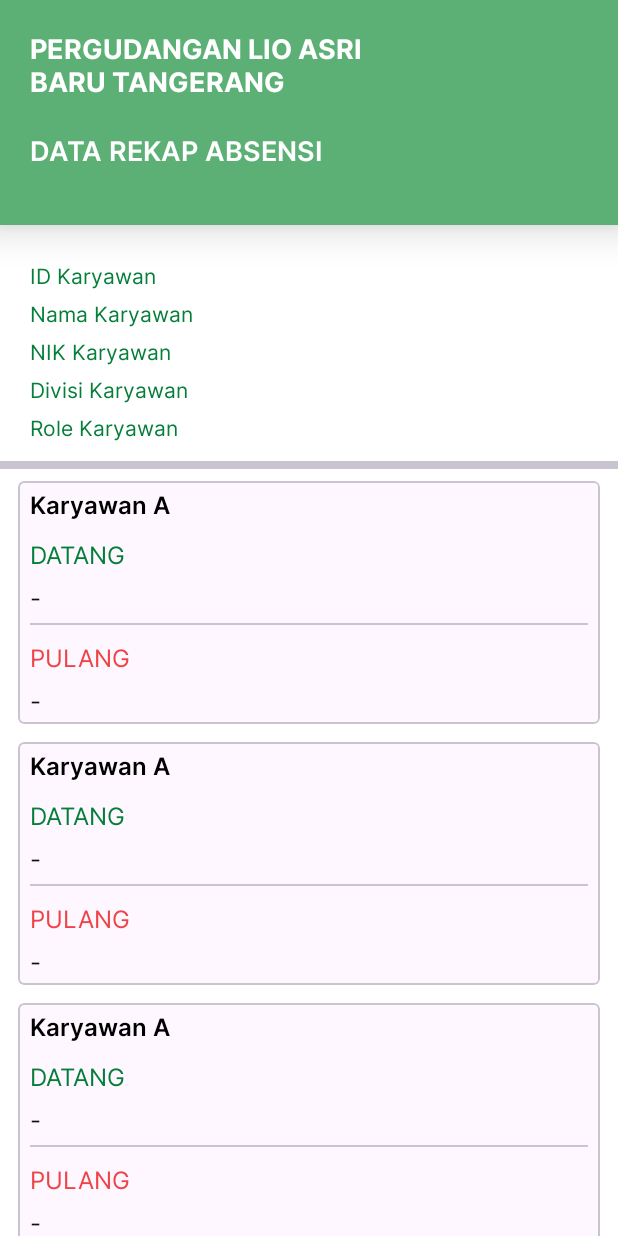
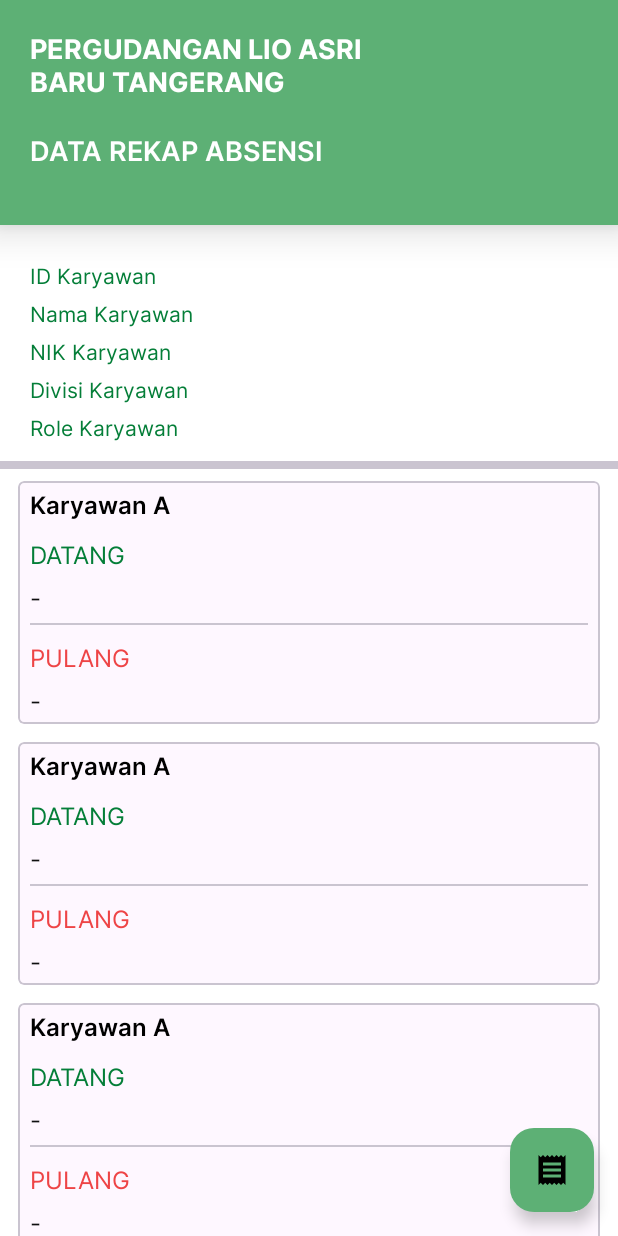
Before and after one commit to mhmdnurulkarim/Attendly, an Android app: the layout activity_data_rekap_absensi_detail.xml on its own in the app's theme, with its tools: preview values and no code run, on a phone screen of 412 x 824 dp. Run offline under Robolectric (Android 15) with nearby library versions, the phone set to English and light mode, and no system bars.

Commit message:
feat: Menambahkan fitur print rekap absensi per individu.

```diff
--- a/app/build.gradle.kts
+++ b/app/build.gradle.kts
@@ -47,4 +47,7 @@ dependencies {
     androidTestImplementation("androidx.test.ext:junit:1.1.5")
     androidTestImplementation("androidx.test.espresso:espresso-core:3.5.1")
     implementation(platform("org.jetbrains.kotlin:kotlin-bom:1.8.0"))
+
+    //Export rekap pdf
+    implementation("com.itextpdf:itext7-core:7.1.14")
 }
--- a/app/src/main/AndroidManifest.xml
+++ b/app/src/main/AndroidManifest.xml
@@ -3,6 +3,7 @@
     xmlns:tools="http://schemas.android.com/tools">
 
     <uses-permission android:name="android.permission.INTERNET"/>
+    <uses-permission android:name="android.permission.WRITE_EXTERNAL_STORAGE" />
 
     <application
         android:allowBackup="true"
--- /dev/null
+++ b/app/src/main/res/drawable/ic_receipt.xml
@@ -0,0 +1,5 @@
+<vector xmlns:android="http://schemas.android.com/apk/res/android" android:height="24dp" android:tint="#000000" android:viewportHeight="24" android:viewportWidth="24" android:width="24dp">
+
+    <path android:fillColor="@android:color/white" android:pathData="M18,17L6,17v-2h12v2zM18,13L6,13v-2h12v2zM18,9L6,9L6,7h12v2zM3,22l1.5,-1.5L6,22l1.5,-1.5L9,22l1.5,-1.5L12,22l1.5,-1.5L15,22l1.5,-1.5L18,22l1.5,-1.5L21,22L21,2l-1.5,1.5L18,2l-1.5,1.5L15,2l-1.5,1.5L12,2l-1.5,1.5L9,2 7.5,3.5 6,2 4.5,3.5 3,2v20z"/>
+
+</vector>
--- a/app/src/main/res/layout/activity_data_rekap_absensi_detail.xml
+++ b/app/src/main/res/layout/activity_data_rekap_absensi_detail.xml
@@ -6,6 +6,19 @@
     android:layout_height="match_parent"
     android:background="@color/white"
     tools:context=".DataRekapAbsensiDetailActivity">
+
+    <com.google.android.material.floatingactionbutton.FloatingActionButton
+        android:id="@+id/print"
+        android:layout_width="wrap_content"
+        android:layout_height="wrap_content"
+        android:layout_margin="16dp"
+        android:backgroundTint="@color/greenBackground"
+        app:layout_constraintBottom_toBottomOf="parent"
+        app:layout_constraintEnd_toEndOf="parent"
+        app:rippleColor="@color/greenText"
+        app:srcCompat="@drawable/ic_receipt"
+        app:tint="@color/black"
+        tools:ignore="ContentDescription" />
 
     <androidx.cardview.widget.CardView
         android:id="@+id/card"
```
Also changed, not shown: app/src/main/java/com/oci/presensi/DataRekapAbsensiDetailActivity.java (+47 -0 lines).
